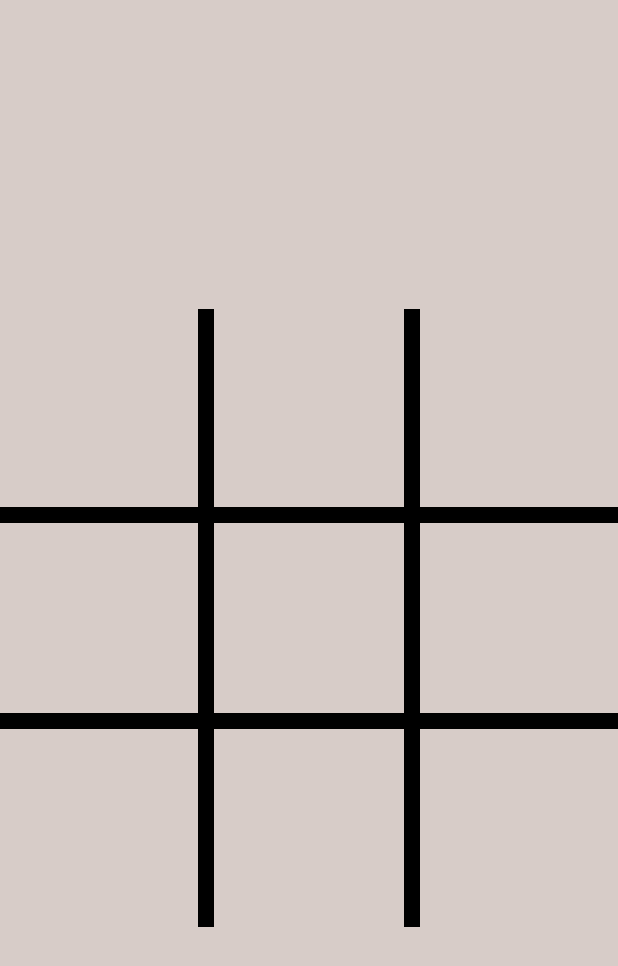
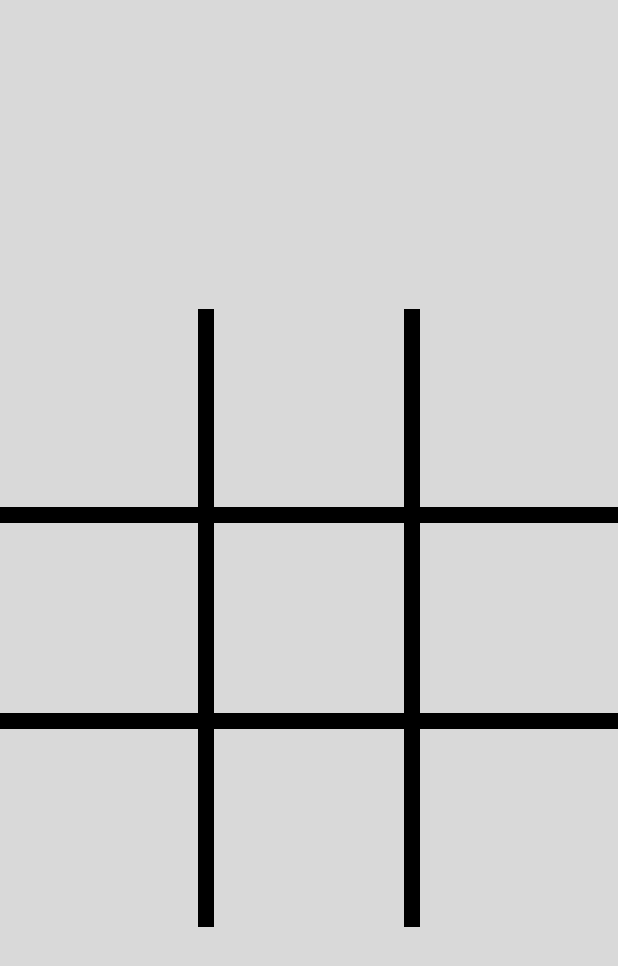
Before and after one commit to Snickers-khalil/TicTacToy, an Android app: the screen it shows after launch (GameDisplay), on a phone screen of 412 x 824 dp. Shown: the top 966 px of the screen. Run offline under Robolectric (Android 15) with nearby library versions, the phone set to English and light mode, and no system bars.

Commit message:
update Activity and fixing Bugs

```diff
--- a/app/src/main/res/anim/scale_up.xml
+++ b/app/src/main/res/anim/scale_up.xml
@@ -12,7 +12,6 @@
 
 
 
-
     >
 
 </set>
--- a/app/src/main/res/layout/game_display.xml
+++ b/app/src/main/res/layout/game_display.xml
@@ -5,7 +5,7 @@
     xmlns:custom="http://schemas.android.com/apk/res-auto"
     android:layout_width="match_parent"
     android:layout_height="match_parent"
-    android:background="#D7CCC8"
+    android:background="#D3D3D3D3"
     tools:context=".GameDisplay">
 
     <TextView
@@ -67,5 +67,5 @@
         custom:OColor="#0000FF"
         custom:XColor="#FF0000"
         custom:boardColor="@color/black"
-        custom:winningLineColor="#00FF00" />
+        custom:winningLineColor="#33FF99" />
 </androidx.constraintlayout.widget.ConstraintLayout>
```
Also changed, not shown: app/src/main/res/drawable/img_1.png (deleted), app/src/main/res/drawable/mark.jpeg (added).
